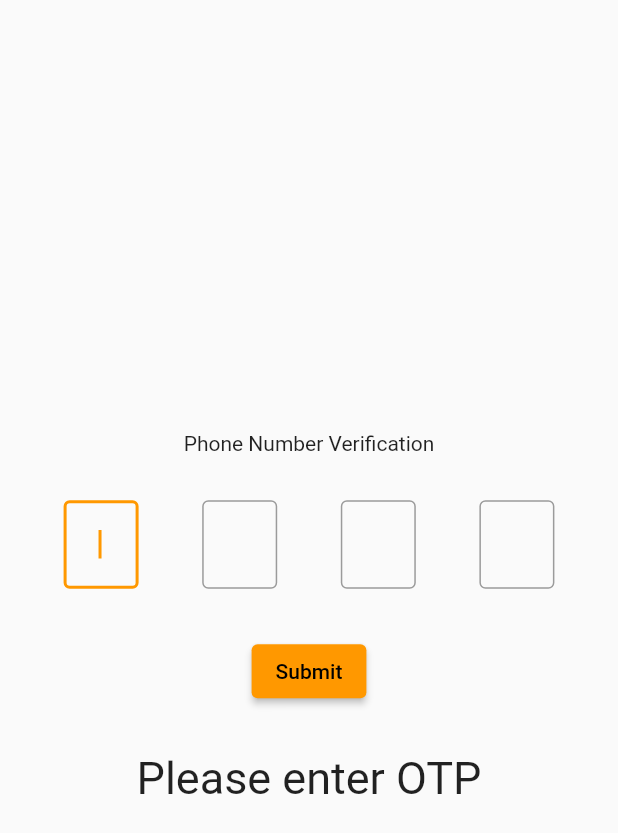
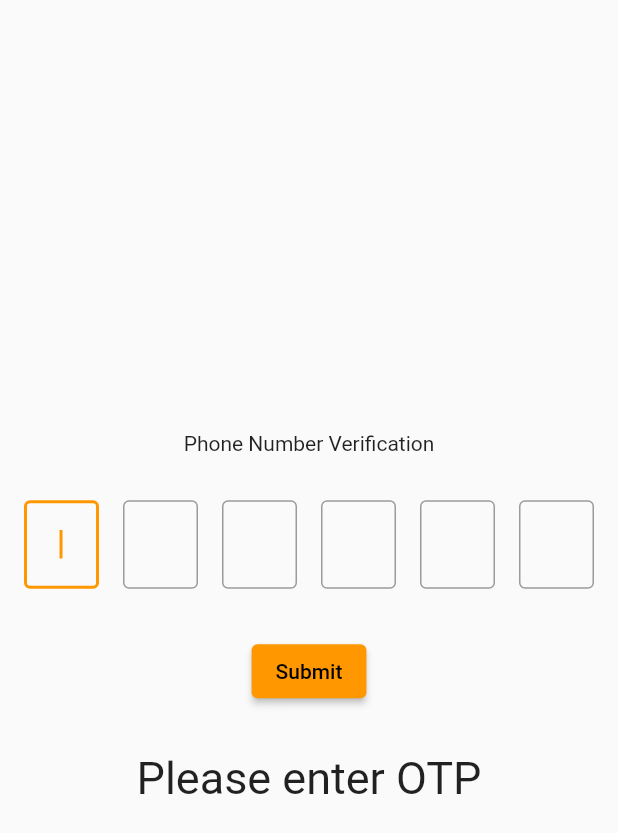
Before and after one commit to kumodkumaryadav/firebase_auth, a Flutter app: the InputNumber screen opened directly, after a tap on "Submit", on a phone screen of 412 x 824 dp. Shown: the top 833 px of the screen. Run offline on Flutter 3.47's test engine with Material 2 defaults, Android fonts, the phone set to English and light mode, and no system bars; our stand-ins replace firebase_auth, firebase_core, google_sign_in; accounts and stored records are empty; network calls fail.

Commit message:
otp method added

```diff
--- a/lib/auth.dart
+++ b/lib/firebase service/auth.dart
@@ -1,6 +1,7 @@
 
 
 import 'package:firebase_auth/firebase_auth.dart';
+import 'package:flutter/material.dart';
 import 'package:google_sign_in/google_sign_in.dart';
 class Auth {
 final FirebaseAuth _firebaseAuth=FirebaseAuth.instance;
@@ -42,6 +43,25 @@ Future<String?> getDeviceToken() async {
     });
     return  token;
 }
+String verificationId="";
+
+veryfyPhoneNumber(String phoneNumner)async {
+  await _firebaseAuth.verifyPhoneNumber(
+    phoneNumber: phoneNumner,
+    timeout: Duration(seconds: 60),
+    verificationCompleted: (AuthCredential authCredential){
+
+    },
+     verificationFailed: (FirebaseAuthException exception){},
+     codeSent: (String? verId, int? codeForceReSend){
+      verificationId=verId!;
+     },
+     codeAutoRetrievalTimeout: (String verId){});
+}
+
+signInWithPhone(String smsCode)async{
+ return await _firebaseAuth.signInWithCredential(PhoneAuthProvider.credential(verificationId: verificationId, smsCode: smsCode));
+}
 //method for signOut
 Future<void> signOut() async{
   await _firebaseAuth.signOut();
--- a/lib/input_number.dart
+++ b/lib/screens/input_number.dart
@@ -1,6 +1,9 @@
+import 'package:firebase_login/firebase%20service/auth.dart';
 import 'package:flutter/material.dart';
 
 import 'otp_screen.dart';
+
+
 
 
 class InputNumber extends StatelessWidget {
@@ -18,8 +21,8 @@ class InputNumber extends StatelessWidget {
             mainAxisAlignment: MainAxisAlignment.start,
             crossAxisAlignment: CrossAxisAlignment.center,
             children: [
-                Text("Enter Your Mobile Number",style: TextStyle(fontSize: 22,fontWeight: FontWeight.bold),),
-                SizedBox(height: 20,),
+               const Text("Enter Your Mobile Number",style: TextStyle(fontSize: 22,fontWeight: FontWeight.bold),),
+                const SizedBox(height: 20,),
                 TextField(
                    autofocus: true,
                   keyboardType: TextInputType.number,
@@ -29,17 +32,18 @@ class InputNumber extends StatelessWidget {
                     hintText: "ENTER NUMBER ",
                     border: OutlineInputBorder(
                       borderRadius: BorderRadius.circular(10),
-                      borderSide: BorderSide(
+                      borderSide: const BorderSide(
                         color: Colors.orange
                       )
                     )
                   ),
                 ),
-                SizedBox(height: 20,),
+               const SizedBox(height: 20,),
                 ElevatedButton(onPressed: (){
+                  Auth().veryfyPhoneNumber("+91${_controllerNumber.text}");
                   Navigator.push(context, MaterialPageRoute(builder: (context) => OTPScreen(),));
 
-                }, child: Text("Submit"))
+                }, child: const Text("Submit"))
 
             ],
 
--- a/lib/otp_screen.dart
+++ b/lib/screens/otp_screen.dart
@@ -1,3 +1,4 @@
+import 'package:firebase_login/firebase%20service/auth.dart';
 import 'package:flutter/material.dart';
 
 
@@ -14,6 +15,8 @@ class _OTPScreenState extends State<OTPScreen> {
   final TextEditingController _fieldTwo = TextEditingController();
   final TextEditingController _fieldThree = TextEditingController();
   final TextEditingController _fieldFour = TextEditingController();
+  final TextEditingController _fieldFive = TextEditingController();
+  final TextEditingController _fieldSix = TextEditingController();
 
   // This is the entered code
   // It will be displayed in a Text widget
@@ -36,7 +39,9 @@ class _OTPScreenState extends State<OTPScreen> {
               OtpInput(_fieldOne, true), // auto focus
               OtpInput(_fieldTwo, false),
               OtpInput(_fieldThree, false),
-              OtpInput(_fieldFour, false)
+              OtpInput(_fieldFour, false),
+              OtpInput(_fieldFive, false),
+              OtpInput(_fieldSix, false),
             ],
           ),
           const SizedBox(
@@ -48,8 +53,9 @@ class _OTPScreenState extends State<OTPScreen> {
                   _otp = _fieldOne.text +
                       _fieldTwo.text +
                       _fieldThree.text +
-                      _fieldFour.text;
+                      _fieldFour.text + _fieldFive.text + _fieldSix.text;
                 });
+                Auth().signInWithPhone(_otp!);
               },
               child: const Text('Submit')),
           const SizedBox(
```
Also changed, not shown: lib/home_page.dart (deleted, +0 -188 lines), lib/screens/home_screen.dart (added, +82 -0 lines), lib/screens/loginscreen.dart (renamed from lib/loginscreen.dart, +25 -18 lines), lib/widget_tree.dart (+4 -4 lines), 1 other file.
